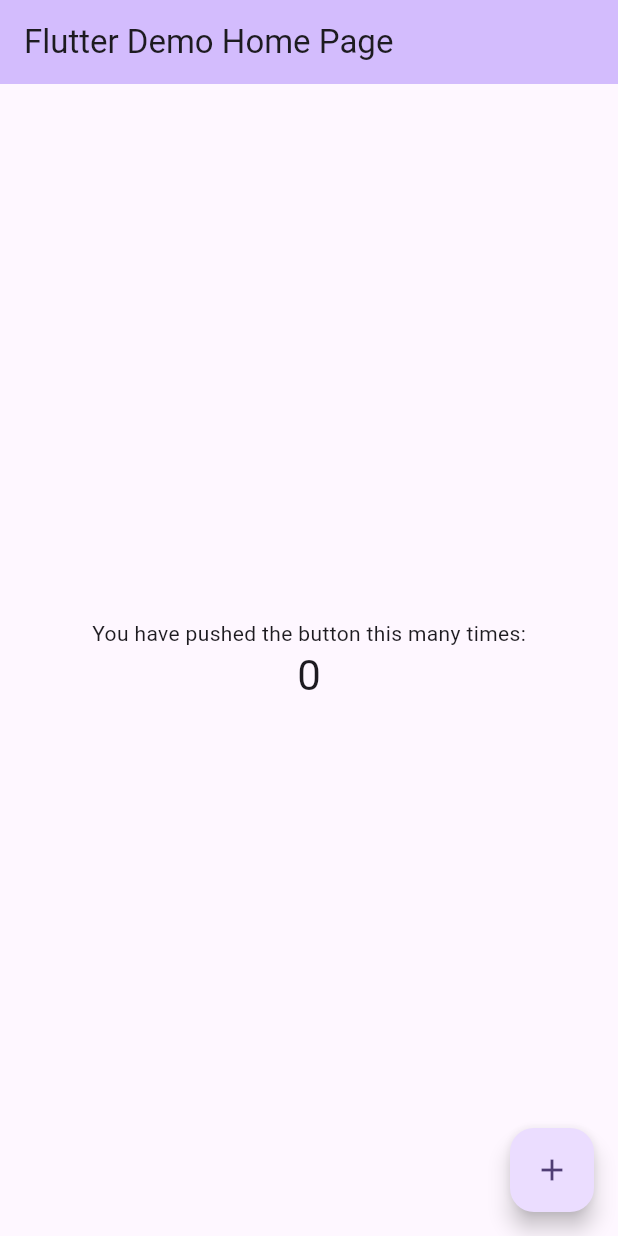
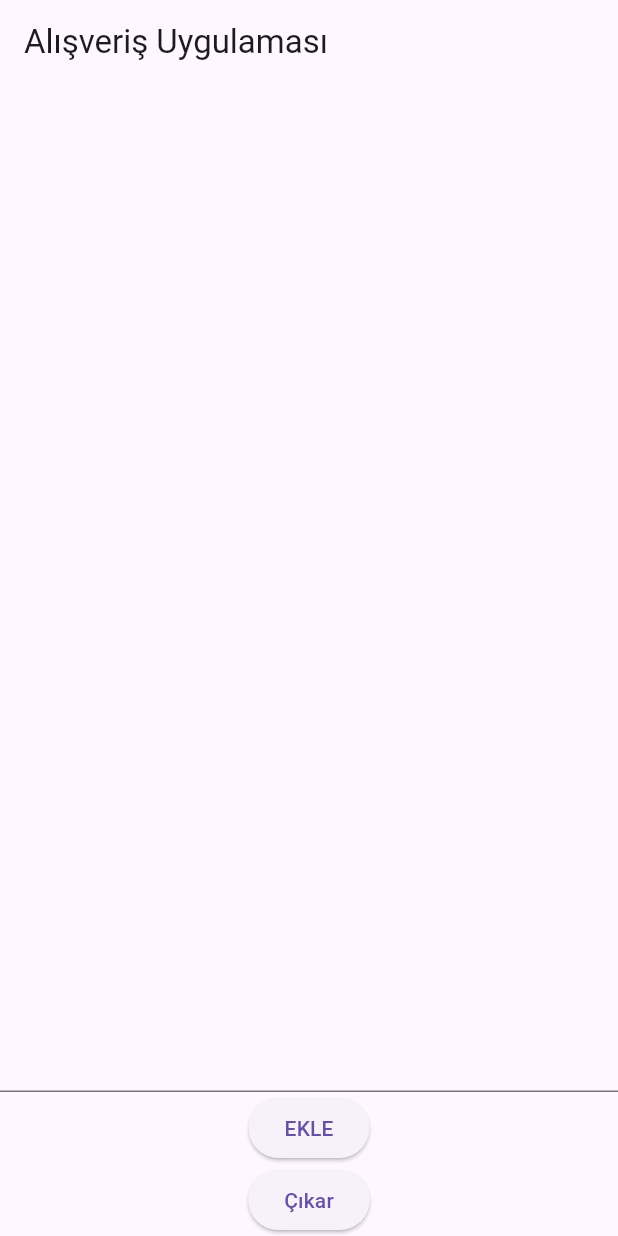
Before and after one commit to beyzanurtaskesen/Flutter-AlisverisListesi, a Flutter app: the screen it shows after launch, on a phone screen of 412 x 824 dp. Run offline on Flutter 3.47's test engine with Material 3 defaults, Android fonts, the phone set to English and light mode, and no system bars.

Commit message:
Update main.dart

```diff
--- a/lib/main.dart
+++ b/lib/main.dart
@@ -1,122 +1,86 @@
 import 'package:flutter/material.dart';
+//Kutuphaneyi tanımladık.               //1
 
-void main() {
-  runApp(const MyApp());
-}
+void main() =>
+    runApp(MyApp()); // Void metodunu çalıştırdık.                 //2
 
 class MyApp extends StatelessWidget {
+  //Stateless widgetı olusturduk ve MyApp tanımladık.  //3
   const MyApp({super.key});
 
-  // This widget is the root of your application.
   @override
   Widget build(BuildContext context) {
-    return MaterialApp(
-      title: 'Flutter Demo',
-      theme: ThemeData(
-        // This is the theme of your application.
-        //
-        // TRY THIS: Try running your application with "flutter run". You'll see
-        // the application has a purple toolbar. Then, without quitting the app,
-        // try changing the seedColor in the colorScheme below to Colors.green
-        // and then invoke "hot reload" (save your changes or press the "hot
-        // reload" button in a Flutter-supported IDE, or press "r" if you used
-        // the command line to start the app).
-        //
-        // Notice that the counter didn't reset back to zero; the application
-        // state is not lost during the reload. To reset the state, use hot
-        // restart instead.
-        //
-        // This works for code too, not just values: Most code changes can be
-        // tested with just a hot reload.
-        colorScheme: ColorScheme.fromSeed(seedColor: Colors.deepPurple),
-      ),
-      home: const MyHomePage(title: 'Flutter Demo Home Page'),
+    return const MaterialApp(
+      //Material App tanımladık ve onunda altına uygulama ismi ve ana çatıyı kurduk.4
+      title: "TO Do uygulaması",
+      home: Iskele(),
     );
   }
 }
 
-class MyHomePage extends StatefulWidget {
-  const MyHomePage({super.key, required this.title});
-
-  // This widget is the home page of your application. It is stateful, meaning
-  // that it has a State object (defined below) that contains fields that affect
-  // how it looks.
-
-  // This class is the configuration for the state. It holds the values (in this
-  // case the title) provided by the parent (in this case the App widget) and
-  // used by the build method of the State. Fields in a Widget subclass are
-  // always marked "final".
-
-  final String title;
+class Iskele extends StatelessWidget {
+  // Iskele widgetı tanımladık  ve return olarak Scaffold donderdık.
+  const Iskele({super.key});
 
   @override
-  State<MyHomePage> createState() => _MyHomePageState();
+  Widget build(BuildContext context) {
+    return Scaffold(
+      appBar: AppBar(
+        title: Text("Alışveriş Uygulaması"),
+      ), //Scaffoldun içerisinde appbar ve body tanımladık.5
+      body: AnaEkran(),
+    );
+  }
 }
 
-class _MyHomePageState extends State<MyHomePage> {
-  int _counter = 0;
+class AnaEkran extends StatefulWidget {
+  // Stateful widget tanımlayıp Ana Ekran yazdık.6
+  const AnaEkran({super.key});
 
-  void _incrementCounter() {
+  @override
+  State<AnaEkran> createState() => _AnaEkranState();
+}
+
+class _AnaEkranState extends State<AnaEkran> {
+  TextEditingController t1 = TextEditingController();
+  List<String> alisverisListesi = [];
+
+  elemanEkle() {
     setState(() {
-      // This call to setState tells the Flutter framework that something has
-      // changed in this State, which causes it to rerun the build method below
-      // so that the display can reflect the updated values. If we changed
-      // _counter without calling setState(), then the build method would not be
-      // called again, and so nothing would appear to happen.
-      _counter++;
+      alisverisListesi.add(t1.text);
+      t1.clear(); //Listeyi temizlemek için
+    });
+  }
+
+  elemanCikar() {
+    setState(() {
+      alisverisListesi.remove(t1.text);
     });
   }
 
   @override
   Widget build(BuildContext context) {
-    // This method is rerun every time setState is called, for instance as done
-    // by the _incrementCounter method above.
-    //
-    // The Flutter framework has been optimized to make rerunning build methods
-    // fast, so that you can just rebuild anything that needs updating rather
-    // than having to individually change instances of widgets.
-    return Scaffold(
-      appBar: AppBar(
-        // TRY THIS: Try changing the color here to a specific color (to
-        // Colors.amber, perhaps?) and trigger a hot reload to see the AppBar
-        // change color while the other colors stay the same.
-        backgroundColor: Theme.of(context).colorScheme.inversePrimary,
-        // Here we take the value from the MyHomePage object that was created by
-        // the App.build method, and use it to set our appbar title.
-        title: Text(widget.title),
+    return Container(
+      // Container - column- Children
+      child: Column(
+        children: <Widget>[
+          Flexible(
+            child: ListView.builder(
+              itemCount: alisverisListesi.length,
+              itemBuilder: (context, index) {
+                return ListTile(
+                  title: Text(alisverisListesi[index]),
+                  subtitle: Text("Alişveriş Listesi"),
+                );
+              },
+            ),
+          ), //Kaydırılabilir bir liste olusutracak.
+          TextField(controller: t1),
+          ElevatedButton(onPressed: elemanEkle, child: Text("EKLE")),
+          ElevatedButton(onPressed: elemanCikar, child: Text("Çıkar")),
+          //Orantılı ve dengelı ekran ıcın kullandık
+        ],
       ),
-      body: Center(
-        // Center is a layout widget. It takes a single child and positions it
-        // in the middle of the parent.
-        child: Column(
-          // Column is also a layout widget. It takes a list of children and
-          // arranges them vertically. By default, it sizes itself to fit its
-          // children horizontally, and tries to be as tall as its parent.
-          //
-          // Column has various properties to control how it sizes itself and
-          // how it positions its children. Here we use mainAxisAlignment to
-          // center the children vertically; the main axis here is the vertical
-          // axis because Columns are vertical (the cross axis would be
-          // horizontal).
-          //
-          // TRY THIS: Invoke "debug painting" (choose the "Toggle Debug Paint"
-          // action in the IDE, or press "p" in the console), to see the
-          // wireframe for each widget.
-          mainAxisAlignment: MainAxisAlignment.center,
-          children: <Widget>[
-            const Text('You have pushed the button this many times:'),
-            Text(
-              '$_counter',
-              style: Theme.of(context).textTheme.headlineMedium,
-            ),
-          ],
-        ),
-      ),
-      floatingActionButton: FloatingActionButton(
-        onPressed: _incrementCounter,
-        tooltip: 'Increment',
-        child: const Icon(Icons.add),
-      ), // This trailing comma makes auto-formatting nicer for build methods.
     );
   }
 }
```
